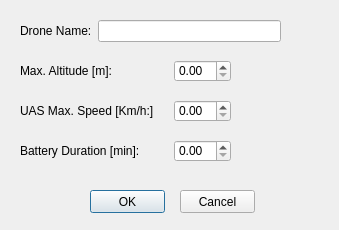
This is PluginFiles/NewDrone.ui in Marta1Rossi/DSP as Qt 5 draws it before an edit. The edited form follows.
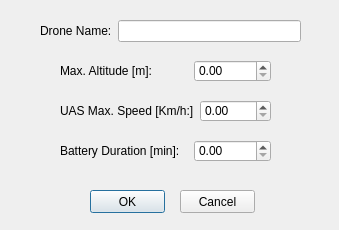
This is the edited form.

Diff of the .ui file:
```diff
--- a/PluginFiles/NewDrone.ui
+++ b/PluginFiles/NewDrone.ui
@@ -16,7 +16,7 @@
   <widget class="QWidget" name="layoutWidget">
    <property name="geometry">
     <rect>
-     <x>20</x>
+     <x>40</x>
      <y>20</y>
      <width>261</width>
      <height>22</height>
@@ -38,7 +38,7 @@
   <widget class="QWidget" name="layoutWidget">
    <property name="geometry">
     <rect>
-     <x>20</x>
+     <x>60</x>
      <y>60</y>
      <width>211</width>
      <height>22</height>
@@ -66,14 +66,18 @@
      </spacer>
     </item>
     <item>
-     <widget class="QDoubleSpinBox" name="sb_altitude"/>
+     <widget class="QDoubleSpinBox" name="sb_altitude">
+      <property name="maximum">
+       <double>10000.000000000000000</double>
+      </property>
+     </widget>
     </item>
    </layout>
   </widget>
   <widget class="QWidget" name="layoutWidget">
    <property name="geometry">
     <rect>
-     <x>20</x>
+     <x>60</x>
      <y>100</y>
      <width>211</width>
      <height>22</height>
@@ -101,14 +105,18 @@
      </spacer>
     </item>
     <item>
-     <widget class="QDoubleSpinBox" name="sb_speed"/>
+     <widget class="QDoubleSpinBox" name="sb_speed">
+      <property name="maximum">
+       <double>1000.000000000000000</double>
+      </property>
+     </widget>
     </item>
    </layout>
   </widget>
   <widget class="QWidget" name="layoutWidget">
    <property name="geometry">
     <rect>
-     <x>20</x>
+     <x>60</x>
      <y>140</y>
      <width>211</width>
      <height>22</height>
@@ -136,7 +144,11 @@
      </spacer>
     </item>
     <item>
-     <widget class="QDoubleSpinBox" name="sb_battery"/>
+     <widget class="QDoubleSpinBox" name="sb_battery">
+      <property name="maximum">
+       <double>10000.000000000000000</double>
+      </property>
+     </widget>
     </item>
    </layout>
   </widget>
```
